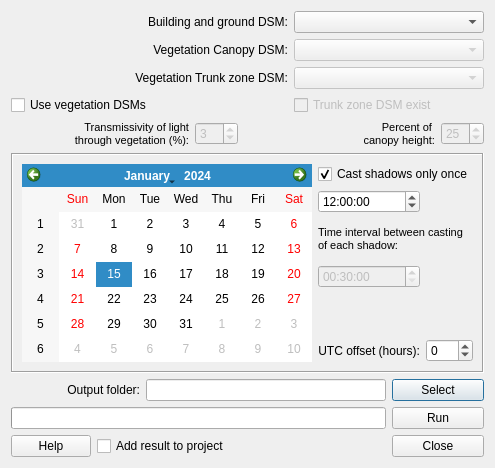
First picture: the form in ShadowGenerator/shadow_generator_dialog_base.ui, repository UMEP-dev/UMEP, before the edit.
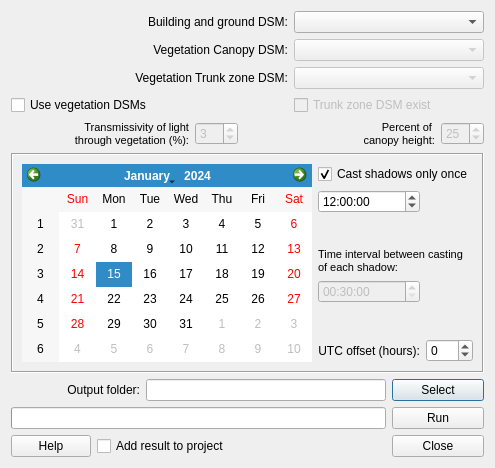
Second picture: the form after the edit.

```diff
--- a/ShadowGenerator/shadow_generator_dialog_base.ui
+++ b/ShadowGenerator/shadow_generator_dialog_base.ui
@@ -88,6 +88,9 @@
      <property name="enabled">
       <bool>true</bool>
      </property>
+     <property name="toolTip">
+      <string>&lt;html&gt;&lt;head/&gt;&lt;body&gt;&lt;p&gt;Tick this box if you want to include vegetation (trees and bushes) when shadows are generated. &lt;/p&gt;&lt;/body&gt;&lt;/html&gt;</string>
+     </property>
      <property name="text">
       <string>Use vegetation DSMs</string>
      </property>
@@ -142,6 +145,38 @@
       <enum>QFrame::Sunken</enum>
      </property>
      <layout class="QGridLayout" name="gridLayout">
+      <item row="3" column="1" colspan="2">
+       <widget class="QLabel" name="label_6">
+        <property name="text">
+         <string>&lt;!DOCTYPE HTML PUBLIC &quot;-//W3C//DTD HTML 4.0//EN&quot; &quot;http://www.w3.org/TR/REC-html40/strict.dtd&quot;&gt;
+&lt;html&gt;&lt;head&gt;&lt;meta name=&quot;qrichtext&quot; content=&quot;1&quot; /&gt;&lt;style type=&quot;text/css&quot;&gt;
+p, li { white-space: pre-wrap; }
+&lt;/style&gt;&lt;/head&gt;&lt;body style=&quot; font-family:'MS Shell Dlg 2'; font-size:8pt; font-weight:400; font-style:normal;&quot;&gt;
+&lt;p style=&quot; margin-top:0px; margin-bottom:0px; margin-left:0px; margin-right:0px; -qt-block-indent:0; text-indent:0px;&quot;&gt;Time interval between casting &lt;/p&gt;
+&lt;p style=&quot; margin-top:0px; margin-bottom:0px; margin-left:0px; margin-right:0px; -qt-block-indent:0; text-indent:0px;&quot;&gt;of each shadow:&lt;/p&gt;&lt;/body&gt;&lt;/html&gt;</string>
+        </property>
+        <property name="wordWrap">
+         <bool>true</bool>
+        </property>
+       </widget>
+      </item>
+      <item row="4" column="1">
+       <widget class="QTimeEdit" name="intervalTimeEdit">
+        <property name="enabled">
+         <bool>false</bool>
+        </property>
+        <property name="time">
+         <time>
+          <hour>0</hour>
+          <minute>30</minute>
+          <second>0</second>
+         </time>
+        </property>
+        <property name="displayFormat">
+         <string>HH:mm:ss</string>
+        </property>
+       </widget>
+      </item>
       <item row="1" column="1">
        <widget class="QTimeEdit" name="timeEdit">
         <property name="enabled">
@@ -169,7 +204,7 @@
         </property>
        </widget>
       </item>
-      <item row="5" column="1">
+      <item row="6" column="1">
        <widget class="QLabel" name="label_7">
         <property name="text">
          <string>UTC offset (hours):</string>
@@ -179,7 +214,7 @@
         </property>
        </widget>
       </item>
-      <item row="5" column="2">
+      <item row="6" column="2">
        <widget class="QSpinBox" name="spinBoxUTC">
         <property name="enabled">
          <bool>true</bool>
@@ -198,44 +233,38 @@
         </property>
        </widget>
       </item>
-      <item row="2" column="1" colspan="2">
-       <widget class="QLabel" name="label_6">
-        <property name="text">
-         <string>&lt;!DOCTYPE HTML PUBLIC &quot;-//W3C//DTD HTML 4.0//EN&quot; &quot;http://www.w3.org/TR/REC-html40/strict.dtd&quot;&gt;
-&lt;html&gt;&lt;head&gt;&lt;meta name=&quot;qrichtext&quot; content=&quot;1&quot; /&gt;&lt;style type=&quot;text/css&quot;&gt;
-p, li { white-space: pre-wrap; }
-&lt;/style&gt;&lt;/head&gt;&lt;body style=&quot; font-family:'MS Shell Dlg 2'; font-size:8pt; font-weight:400; font-style:normal;&quot;&gt;
-&lt;p style=&quot; margin-top:0px; margin-bottom:0px; margin-left:0px; margin-right:0px; -qt-block-indent:0; text-indent:0px;&quot;&gt;Time interval between casting &lt;/p&gt;
-&lt;p style=&quot; margin-top:0px; margin-bottom:0px; margin-left:0px; margin-right:0px; -qt-block-indent:0; text-indent:0px;&quot;&gt;of each shadow:&lt;/p&gt;&lt;/body&gt;&lt;/html&gt;</string>
-        </property>
-        <property name="wordWrap">
-         <bool>true</bool>
-        </property>
-       </widget>
-      </item>
-      <item row="0" column="0" rowspan="6">
+      <item row="0" column="0" rowspan="7">
        <widget class="QCalendarWidget" name="calendarWidget">
         <property name="locale">
          <locale language="English" country="UnitedStates"/>
         </property>
        </widget>
       </item>
-      <item row="3" column="1">
-       <widget class="QTimeEdit" name="intervalTimeEdit">
-        <property name="enabled">
-         <bool>false</bool>
+      <item row="2" column="1">
+       <spacer name="verticalSpacer">
+        <property name="orientation">
+         <enum>Qt::Vertical</enum>
         </property>
-        <property name="time">
-         <time>
-          <hour>0</hour>
-          <minute>30</minute>
-          <second>0</second>
-         </time>
+        <property name="sizeHint" stdset="0">
+         <size>
+          <width>20</width>
+          <height>40</height>
+         </size>
         </property>
-        <property name="displayFormat">
-         <string>HH:mm:ss</string>
+       </spacer>
+      </item>
+      <item row="5" column="1">
+       <spacer name="verticalSpacer_2">
+        <property name="orientation">
+         <enum>Qt::Vertical</enum>
         </property>
-       </widget>
+        <property name="sizeHint" stdset="0">
+         <size>
+          <width>20</width>
+          <height>40</height>
+         </size>
+        </property>
+       </spacer>
       </item>
      </layout>
     </widget>
@@ -309,6 +338,9 @@
      <property name="enabled">
       <bool>false</bool>
      </property>
+     <property name="toolTip">
+      <string>If a trunk zone vegetation DSM is absent, this can be generated based on the height of the Canopy DSM.</string>
+     </property>
      <property name="text">
       <string>Trunk zone DSM exist</string>
      </property>
```
